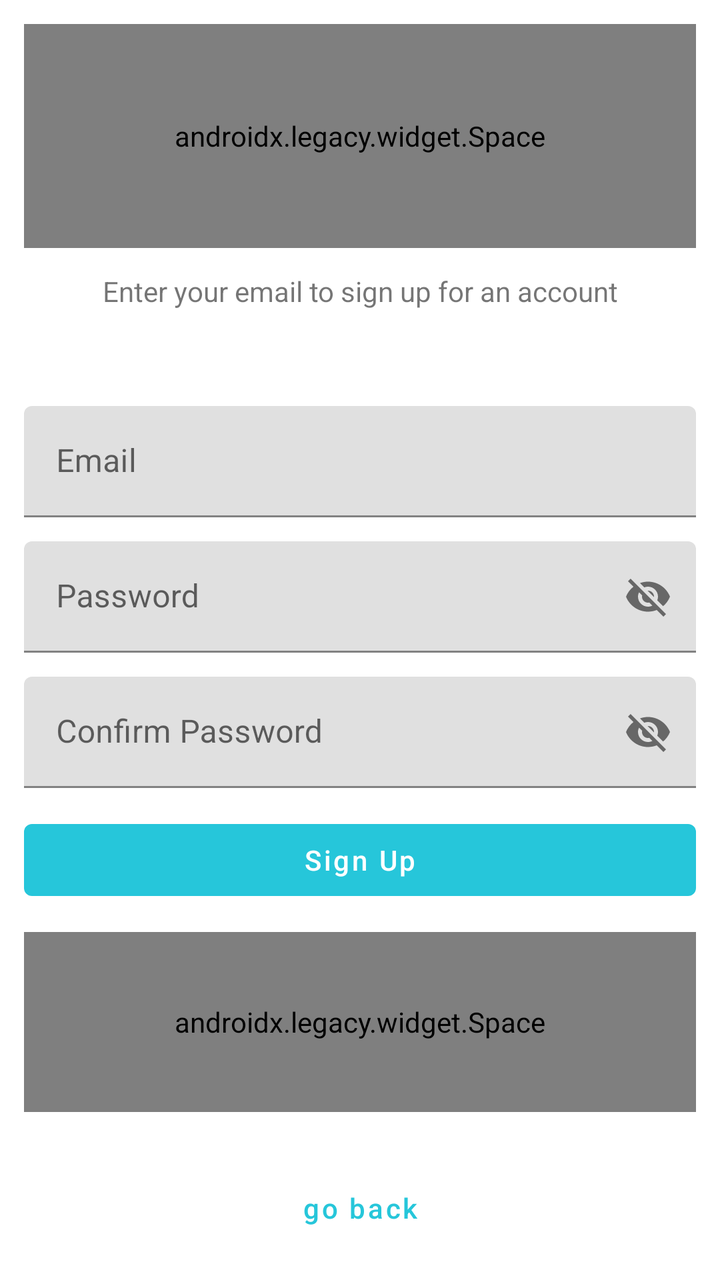
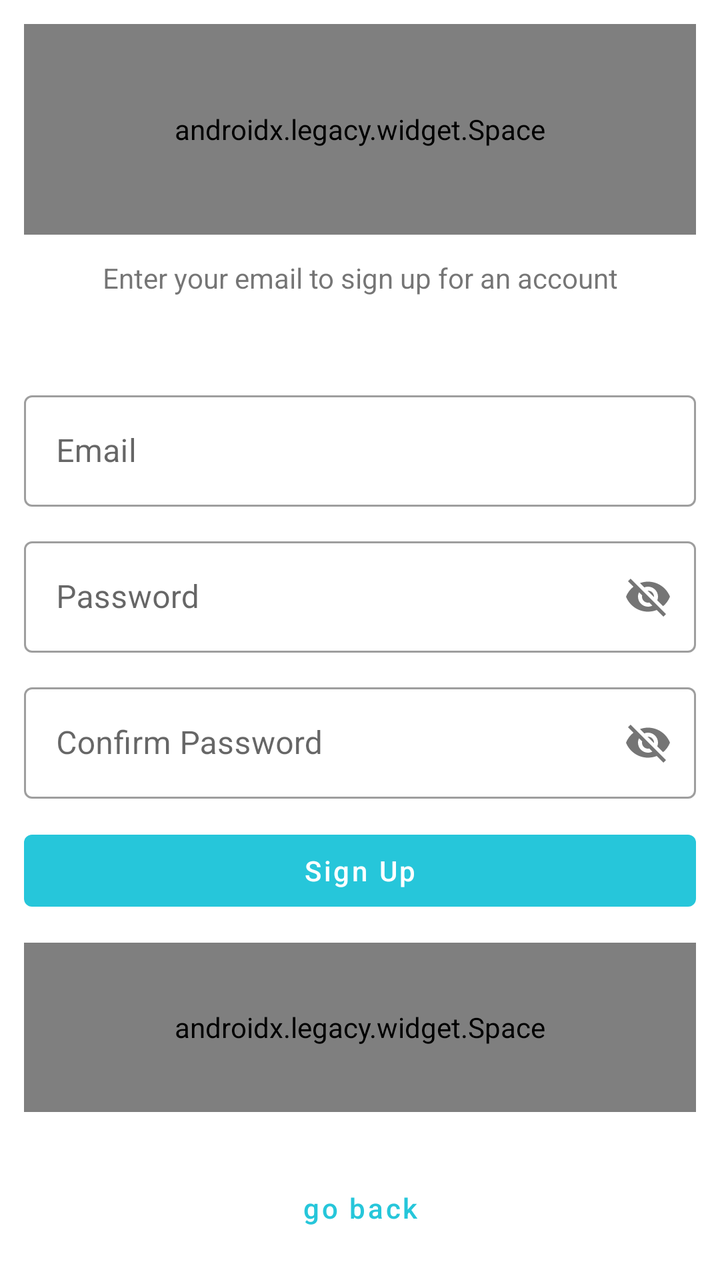

Two renders of the same Android screen: before a commit and after it. Below are the layout's source before the change and the commit's diff.
<!-- AndroidManifest.xml: activity theme LoggedOutTheme -->
<!-- res/layout/activity_signup.xml -->
<?xml version="1.0" encoding="utf-8"?>
<RelativeLayout xmlns:android="http://schemas.android.com/apk/res/android"
    xmlns:tools="http://schemas.android.com/tools"
    xmlns:app="http://schemas.android.com/apk/res-auto"
    tools:context="com.oo0o0o.colorphoria.activities.loggedoutactivites.ResetPasswordActivity"
    android:layout_width="match_parent"
    android:layout_height="match_parent"
    android:gravity="center"
    android:orientation="vertical">

    <LinearLayout
        xmlns:android="http://schemas.android.com/apk/res/android"
        xmlns:tools="http://schemas.android.com/tools"
        tools:context="com.oo0o0o.colorphoria.activities.loggedoutactivites.ResetPasswordActivity"
        android:layout_width="match_parent"
        android:layout_height="match_parent"
        android:orientation="vertical"
        android:padding="@dimen/activity_horizontal_margin">

        <androidx.legacy.widget.Space
            android:layout_width="match_parent"
            android:layout_height="0dp"
            android:layout_weight="5"/>

        <TextView
            android:layout_width="match_parent"
            android:layout_height="0dp"
            android:layout_weight="3"
            android:layout_marginBottom="@dimen/activity_horizontal_margin"
            android:gravity="center_horizontal"
            android:padding="@dimen/activity_horizontal_margin"
            android:text="@string/signup_message"
            android:textSize="14sp" />

        <com.google.android.material.textfield.TextInputLayout
            android:id="@+id/emailTextInputLayout"
            android:layout_width="match_parent"
            android:layout_height="wrap_content"
            android:layout_marginBottom="@dimen/activity_horizontal_margin"
            >
            <com.google.android.material.textfield.TextInputEditText

                android:id="@+id/email_edit_text"
                android:layout_width="match_parent"
                android:layout_height="match_parent"
                android:hint="@string/email_hint"
                android:inputType="textEmailAddress"
                />
        </com.google.android.material.textfield.TextInputLayout>


        <com.google.android.material.textfield.TextInputLayout
            android:id="@+id/passwordTextInputLayout"
            android:layout_width="match_parent"
            android:layout_height="wrap_content"
            android:layout_marginBottom="@dimen/activity_horizontal_margin"
            app:passwordToggleEnabled="true"
            >
            <com.google.android.material.textfield.TextInputEditText
                android:id="@+id/password_edit_text"
                android:layout_width="match_parent"
                android:layout_height="match_parent"
                android:hint="@string/password_hint"
                android:inputType="textVisiblePassword"
                />
        </com.google.android.material.textfield.TextInputLayout>

        <com.google.android.material.textfield.TextInputLayout
            android:id="@+id/confirmPasswordTextInputLayout"
            android:layout_width="match_parent"
            android:layout_height="wrap_content"
            android:layout_marginBottom="@dimen/activity_horizontal_margin"
            app:passwordToggleEnabled="true"
            >
            <com.google.android.material.textfield.TextInputEditText
                android:id="@+id/confirm_password_edit_text"
                android:layout_width="match_parent"
                android:layout_height="match_parent"
                android:hint="@string/confirm_password_hint"
                android:inputType="textVisiblePassword"
                />
        </com.google.android.material.textfield.TextInputLayout>

        <com.google.android.material.button.MaterialButton
            android:id="@+id/sign_up_button"
            android:layout_width="match_parent"
            android:layout_height="wrap_content"
            style="@style/Widget.MaterialComponents.Button.UnelevatedButton"
            android:layout_marginBottom="@dimen/activity_horizontal_margin"
            android:text="@string/signup_button"
            android:gravity="center"
            android:textColor="@color/colorPrimary"
            android:fontFamily="sans-serif-medium"
            android:textAllCaps="false" />

        <androidx.legacy.widget.Space
            android:layout_width="match_parent"
            android:layout_height="0dp"
            android:layout_weight="4"/>

        
        <com.google.android.material.button.MaterialButton
            android:id="@+id/sign_in_button"
            android:layout_width="match_parent"
            android:layout_height="wrap_content"
            style="@style/Widget.MaterialComponents.Button.TextButton"
            android:layout_marginTop="24dp"
            android:text="@string/back_button_link"
            android:textAllCaps="false"
            />
    </LinearLayout>

    <include layout="@layout/progress">
    </include>
</RelativeLayout>
<!-- res/layout/progress.xml (included above) -->
<?xml version="1.0" encoding="utf-8"?>
<RelativeLayout xmlns:android="http://schemas.android.com/apk/res/android"
android:id="@+id/progress_bar_layout"
android:layout_width="match_parent"
android:layout_height="match_parent"
android:background="#99000000"
android:visibility="gone">
<ProgressBar
    style="?android:attr/progressBarStyleLarge"
    android:layout_width="wrap_content"
    android:layout_height="wrap_content"
    android:id="@+id/progress_bar"
    android:layout_centerVertical="true"
    android:layout_centerHorizontal="true"
    android:indeterminate="true"
    android:visibility="visible"/>
</RelativeLayout>
<!-- resources referenced by this layout -->
<resources>
  <color name="colorPrimary">#ffffffff</color>
  <dimen name="activity_horizontal_margin">12dp</dimen>
  <string name="back_button_link">go back</string>
  <string name="confirm_password_hint">Confirm Password</string>
  <string name="email_hint">Email</string>
  <string name="password_hint">Password</string>
  <string name="signup_button">Sign Up</string>
  <string name="signup_message">Enter your email to sign up for an account</string>
  <style name="LoggedOutTheme" parent="AppTheme">
          <item name="windowActionBar">false</item>
          <item name="windowNoTitle">true</item>
      </style>
  <style name="AppTheme" parent="BaseTheme" />
  <style name="BaseTheme" parent="Theme.MaterialComponents.Light.DarkActionBar">
          <item name="colorPrimary">@color/colorSecondary</item>
          <item name="colorPrimaryDark">@color/colorSecondaryDark</item> 
          <item name="colorAccent">@color/colorSecondary</item> 
      </style>
  <color name="colorSecondary">#ff26c6da</color>
  <color name="colorSecondaryDark">#ff0095a8</color>
</resources>

<!-- the commit's change to res/layout/activity_signup.xml (unified diff, before → after) -->
@@ -9,8 +9,6 @@
     android:orientation="vertical">
 
     <LinearLayout
-        xmlns:android="http://schemas.android.com/apk/res/android"
-        xmlns:tools="http://schemas.android.com/tools"
         tools:context="com.oo0o0o.colorphoria.activities.loggedoutactivites.ResetPasswordActivity"
         android:layout_width="match_parent"
         android:layout_height="match_parent"
@@ -36,6 +34,7 @@
             android:id="@+id/emailTextInputLayout"
             android:layout_width="match_parent"
             android:layout_height="wrap_content"
+            style="@style/Widget.MaterialComponents.TextInputLayout.OutlinedBox"
             android:layout_marginBottom="@dimen/activity_horizontal_margin"
             >
             <com.google.android.material.textfield.TextInputEditText
@@ -53,6 +52,7 @@
             android:id="@+id/passwordTextInputLayout"
             android:layout_width="match_parent"
             android:layout_height="wrap_content"
+            style="@style/Widget.MaterialComponents.TextInputLayout.OutlinedBox"
             android:layout_marginBottom="@dimen/activity_horizontal_margin"
             app:passwordToggleEnabled="true"
             >
@@ -69,6 +69,7 @@
             android:id="@+id/confirmPasswordTextInputLayout"
             android:layout_width="match_parent"
             android:layout_height="wrap_content"
+            style="@style/Widget.MaterialComponents.TextInputLayout.OutlinedBox"
             android:layout_marginBottom="@dimen/activity_horizontal_margin"
             app:passwordToggleEnabled="true"
             >
